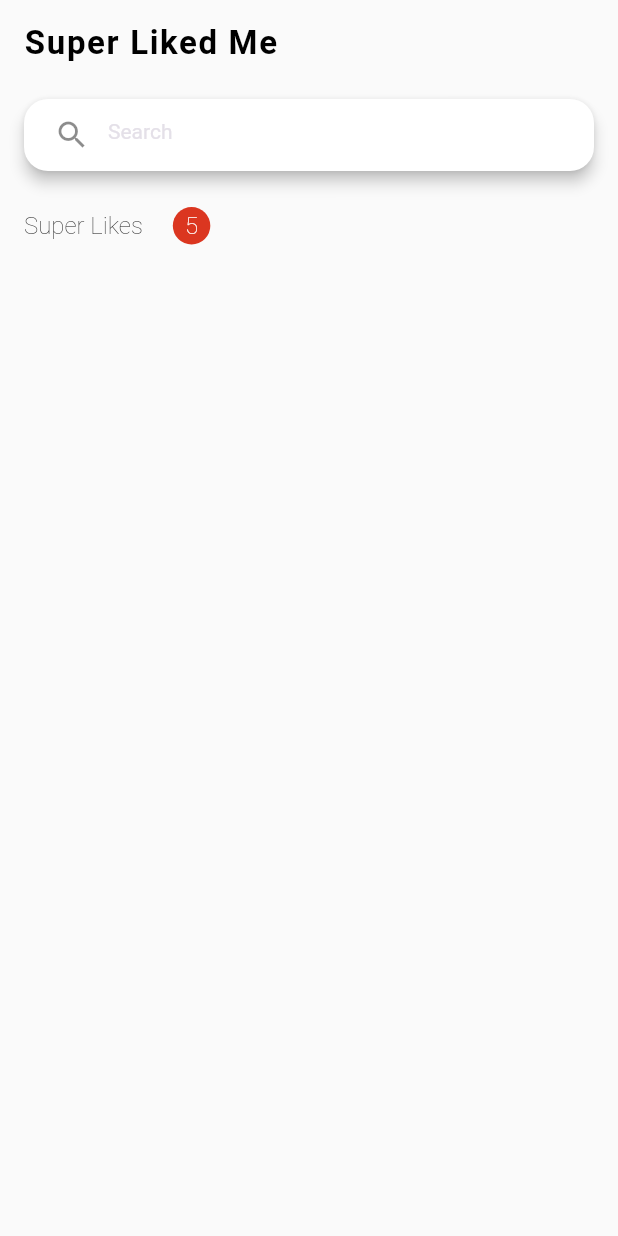
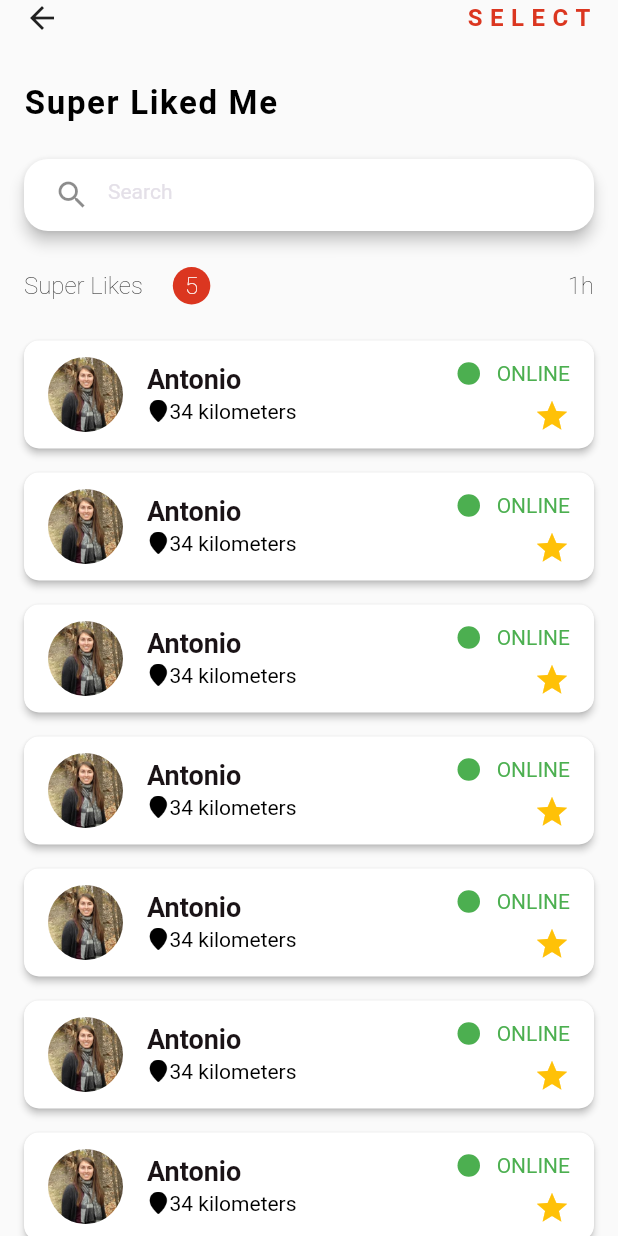
Before and after one commit to jrpacheco/datingapp, a Flutter app: the screen it shows after launch, after a tap on "13", on a phone screen of 412 x 824 dp. Run offline on Flutter 3.47's test engine with Material 2 defaults, Android fonts, the phone set to English and light mode, and no system bars; Roboto replaces fonts that are missing (Relaway).

Commit message:
Implementação final do app

```diff
--- a/lib/commons/my_info.dart
+++ b/lib/commons/my_info.dart
@@ -12,7 +12,7 @@ class MyInfo extends StatelessWidget {
             width: 4,
             goalCompleted: 0.9,
             child: RoundedImage(
-              imagePath: "assets/images/profile.jpeg",
+              imagePath: "assets/images/anne.jpeg",
               size: Size.fromWidth(90.0),
             )),
         SizedBox(
--- a/lib/commons/narrow_app_bar.dart
+++ b/lib/commons/narrow_app_bar.dart
@@ -1,15 +1,28 @@
 import 'package:flutter/material.dart';
 
-class NarrowAppBar extends StatelessWidget {
+class NarrowAppBar extends StatelessWidget with PreferredSizeWidget {
+
+  final Widget leading, trailing;
+
+  NarrowAppBar({Key key, this.leading, this.trailing}) : super(key : key);
+
   @override
   Widget build(BuildContext context) {
     return SafeArea(
       child: Padding(
         padding: const EdgeInsets.only(left: 16.0, right: 16.0, bottom: 16.0),
         child: Row(
-          children: <Widget>[],
+          children: <Widget>[
+            leading,
+            Spacer(),
+            trailing
+          ],
         ),
       ),
     );
   }
+
+  @override
+  // TODO: implement preferredSize
+  Size get preferredSize => Size.fromHeight(40);
 }
--- a/lib/commons/radial_progress.dart
+++ b/lib/commons/radial_progress.dart
@@ -9,33 +9,20 @@ class RadialProgress extends StatefulWidget {
   final double width;
 
   const RadialProgress(
-
       {Key key,
-
-        @required this.child,
-
-        this.goalCompleted = 0.7,
-
-        this.progressColor = Colors.white,
-
-        this.progressBackgroundColor = Colors.white,
-
-        this.width = 8})
-
+      @required this.child,
+      this.goalCompleted = 0.7,
+      this.progressColor = Colors.white,
+      this.progressBackgroundColor = Colors.white,
+      this.width = 8})
       : super(key: key);
 
-
-
   @override
-
   _RadialProgressState createState() => _RadialProgressState();
-
 }
 
-
-
-class _RadialProgressState extends State<RadialProgress> with SingleTickerProviderStateMixin {
-
+class _RadialProgressState extends State<RadialProgress>
+    with SingleTickerProviderStateMixin {
   AnimationController _radialProgressAnimationController;
 
   Animation<double> _progressAnimation;
@@ -44,108 +31,66 @@ class _RadialProgressState extends State<RadialProgress> with SingleTickerProvid
 
   final Duration fillDuration = Duration(seconds: 2);
 
-
-
   double progressDegrees = 0;
 
   var count = 0;
 
+  @override
+  void initState() {
+    super.initState();
 
+    _radialProgressAnimationController =
+        AnimationController(vsync: this, duration: fillDuration);
+
+    _progressAnimation = Tween(begin: 0.0, end: 360.0).animate(CurvedAnimation(
+        parent: _radialProgressAnimationController, curve: Curves.easeIn))
+      ..addListener(() {
+        setState(() {
+          progressDegrees = widget.goalCompleted * _progressAnimation.value;
+        });
+      });
+
+    _radialProgressAnimationController.forward();
+  }
 
   @override
-
-  void initState() {
-
-    super.initState();
-
-    _radialProgressAnimationController = AnimationController(vsync: this, duration: fillDuration);
-
-    _progressAnimation =
-
-    Tween(begin: 0.0, end: 360.0).animate(CurvedAnimation(parent: _radialProgressAnimationController, curve: Curves.easeIn))
-
-      ..addListener(() {
-
-        setState(() {
-
-          progressDegrees = widget.goalCompleted * _progressAnimation.value;
-
-        });
-
-      });
-
-
-
-    _radialProgressAnimationController.forward();
-
-  }
-
-
-
-  @override
-
   void dispose() {
-
     _radialProgressAnimationController.dispose();
 
     super.dispose();
-
   }
 
-
-
   @override
-
   Widget build(BuildContext context) {
-
     return CustomPaint(
-
       child: Padding(
-
         padding: const EdgeInsets.all(8.0),
-
         child: widget.child,
-
       ),
-
       painter: RadialPainter(
-
         progressDegrees,
-
         widget.progressColor,
-
         widget.progressBackgroundColor,
-
         widget.width,
-
       ),
-
     );
-
   }
-
 }
 
 class RadialPainter extends CustomPainter {
-
   double progressInDegrees, width;
 
   final Color progressColor, progressBackgroundColor;
 
-  RadialPainter(this.progressInDegrees, this.progressColor, this.progressBackgroundColor, this.width);
+  RadialPainter(this.progressInDegrees, this.progressColor,
+      this.progressBackgroundColor, this.width);
 
   @override
-
   void paint(Canvas canvas, Size size) {
-
     Paint paint = Paint()
-
       ..color = progressBackgroundColor.withOpacity(0.5)
-
       ..strokeCap = StrokeCap.round
-
       ..style = PaintingStyle.stroke
-
       ..strokeWidth = width;
 
     Offset center = Offset(size.width / 2, size.height / 2);
@@ -153,27 +98,21 @@ class RadialPainter extends CustomPainter {
     canvas.drawCircle(center, size.width / 2, paint);
 
     Paint progressPaint = Paint()
-
       ..color = progressColor
-
       ..strokeCap = StrokeCap.round
-
       ..style = PaintingStyle.stroke
-
       ..strokeWidth = width;
 
     canvas.drawArc(
-
-        Rect.fromCircle(center: center, radius: size.width / 2), math.radians(-90), math.radians(progressInDegrees), false, progressPaint);
-
+        Rect.fromCircle(center: center, radius: size.width / 2),
+        math.radians(-90),
+        math.radians(progressInDegrees),
+        false,
+        progressPaint);
   }
 
   @override
-
   bool shouldRepaint(CustomPainter oldDelegate) {
-
     return true;
-
   }
-
 }
--- a/lib/main.dart
+++ b/lib/main.dart
@@ -15,8 +15,9 @@ class MyApp extends StatelessWidget {
   @override
   Widget build(BuildContext context) {
     return MaterialApp(
-      title: 'Flutter Demo',
+      title: 'Dating App',
       theme: ThemeData(primarySwatch: Colors.blue, fontFamily: 'Relaway'),
+      debugShowCheckedModeBanner: false,
       home: ProfilePage(),
     );
   }
--- a/lib/pages/profile_page.dart
+++ b/lib/pages/profile_page.dart
@@ -22,7 +22,7 @@ class ProfilePage extends StatelessWidget {
                   child: Stack(
                     children: <Widget>[
                       OpaqueImage(
-                        imageUrl: 'assets/images/profile.jpeg',
+                        imageUrl: 'assets/images/anne.jpeg',
                       ),
                       SafeArea(
                           child: Padding(
--- a/lib/pages/super_likes_me_page.dart
+++ b/lib/pages/super_likes_me_page.dart
@@ -1,3 +1,4 @@
+import 'package:dating_app/commons/narrow_app_bar.dart';
 import 'package:dating_app/styleguide/colors.dart';
 import 'package:dating_app/styleguide/text_style.dart';
 import 'package:flutter/material.dart';
@@ -6,6 +7,15 @@ class SuperLikesMePage extends StatelessWidget {
   @override
   Widget build(BuildContext context) {
     return Scaffold(
+      appBar: NarrowAppBar(
+        leading: GestureDetector(
+          onTap: (){
+            Navigator.of(context).pop();
+          },
+          child: Icon(Icons.arrow_back),
+        ),
+        trailing: Text("SELECT", style: actionMenuStyle,),
+      ),
       body: Column(
         crossAxisAlignment: CrossAxisAlignment.stretch,
         children: <Widget>[
@@ -52,8 +62,83 @@ class SuperLikesMePage extends StatelessWidget {
                       "5",
                       style: subTitleStyle.copyWith(color: Colors.white),
                     ),
-                    ))
+                  ),
+                ),
+                Spacer(),
+                Text(
+                  "1h",
+                  style: subTitleStyle.copyWith(color: Colors.black),
+                )
               ],
+            ),
+          ),
+          Expanded(
+            child: ListView.builder(
+              itemBuilder: (context, index) {
+                return Card(
+                  elevation: 2,
+                  shape: RoundedRectangleBorder(
+                      borderRadius: BorderRadius.circular(10)),
+                  margin:
+                      const EdgeInsets.symmetric(horizontal: 16, vertical: 8),
+                  child: ListTile(
+                    title: Text(
+                      "Antonio",
+                      style: titleStyle,
+                    ),
+                    subtitle: Row(
+                      children: <Widget>[
+                        Image.asset(
+                          "assets/icons/location_pin.png",
+                          width: 15,
+                          height: 15,
+                          color: Colors.black,
+                        ),
+                        Text(
+                          "34 kilometers",
+                          style: whiteSubHeadingTextStyle.copyWith(
+                              color: Colors.black, fontSize: 14),
+                        )
+                      ],
+                    ),
+                    leading: ClipOval(
+                      child: Image.asset(
+                        "assets/images/anne.jpeg",
+                        width: 50,
+                        height: 50,
+                      ),
+                    ),
+                    trailing: SizedBox(
+                      width: 75,
+                      child: Column(
+                        crossAxisAlignment: CrossAxisAlignment.end,
+                        children: <Widget>[
+                          Expanded(
+                              child: Row(
+                            children: <Widget>[
+                              Container(
+                                width: 15,
+                                height: 15,
+                                decoration: BoxDecoration(
+                                    shape: BoxShape.circle,
+                                    color: Colors.green),
+                              ),
+                              Spacer(),
+                              Text(
+                                "ONLINE",
+                                style: whiteSubHeadingTextStyle.copyWith(
+                                    color: Colors.green, fontSize: 14),
+                              )
+                            ],
+                          )),
+                          Expanded(child: Icon(Icons.star, color: Colors.amber,))
+                        ],
+                      ),
+                    ),
+                  ),
+                );
+              },
+              itemCount: 10,
             ),
           )
         ],
```
Lines whose indentation alone changed are shown as unchanged.
